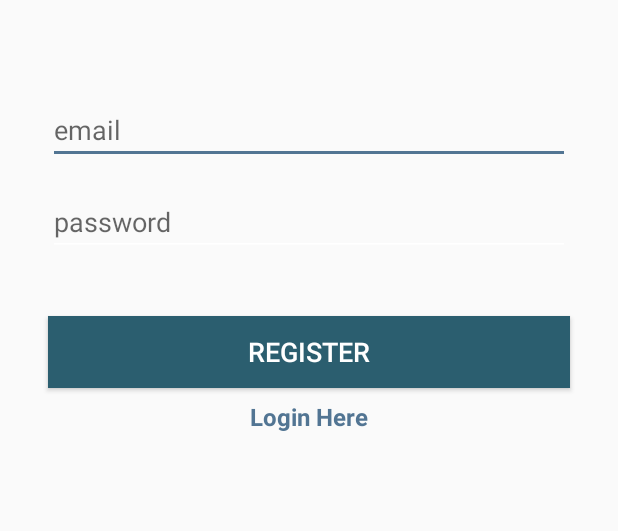
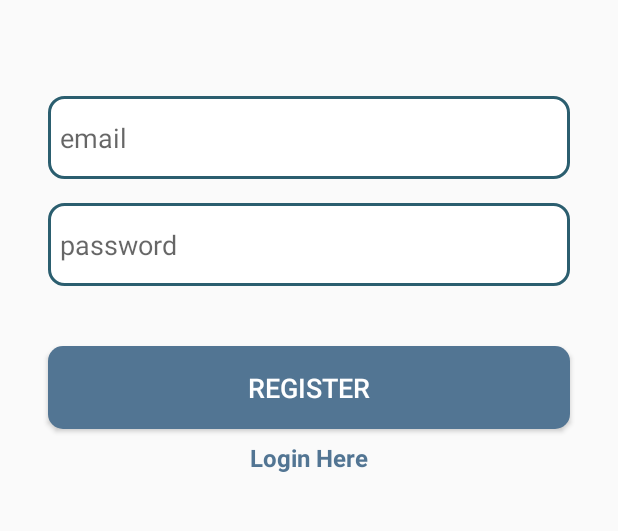
Before and after one commit to Purvik/UserManagementDemo, an Android app: the RegisterActivity screen opened directly, with no data from a screen before it, on a phone screen of 412 x 824 dp, the part 338-869 px from its top. Run offline under Robolectric (Android 15) with nearby library versions, the phone set to English and light mode, and no system bars; our stand-ins replace Firebase (no records; nobody signed in at launch, a user with empty details on screens opened directly).

Commit message:
Custom Background for EditText and Button

```diff
--- /dev/null
+++ b/app/src/main/res/drawable/btn_custom_bg.xml
@@ -0,0 +1,10 @@
+<?xml version="1.0" encoding="utf-8"?>
+<shape xmlns:android="http://schemas.android.com/apk/res/android"
+    android:shape="rectangle">
+    <solid android:color="@color/colorAccent" />
+    <corners
+        android:bottomLeftRadius="10dp"
+        android:bottomRightRadius="10dp"
+        android:topLeftRadius="10dp"
+        android:topRightRadius="10dp" />
+</shape>
--- /dev/null
+++ b/app/src/main/res/drawable/edt_custom_bg.xml
@@ -0,0 +1,20 @@
+<?xml version="1.0" encoding="utf-8"?>
+<shape xmlns:android="http://schemas.android.com/apk/res/android"
+    android:shape="rectangle">
+    <solid android:color="@android:color/white" />
+    <padding
+        android:left="8dp"
+        android:right="8dp"
+        android:top="4dp"
+        android:bottom="4dp"/>
+    <stroke
+        android:color="@color/colorPrimaryDark"
+        android:width="2dp"/>
+    <corners
+        android:bottomLeftRadius="10dp"
+        android:bottomRightRadius="10dp"
+        android:topLeftRadius="10dp"
+        android:topRightRadius="10dp" />
+    <size
+        android:height="55dp"/>
+</shape>
--- a/app/src/main/res/layout/activity_forgot_password.xml
+++ b/app/src/main/res/layout/activity_forgot_password.xml
@@ -25,6 +25,7 @@
         android:layout_marginStart="32dp"
         android:layout_marginTop="64dp"
         android:layout_marginEnd="32dp"
+        android:background="@drawable/edt_custom_bg"
         android:ems="10"
         android:hint="@string/hint_email"
         android:inputType="textEmailAddress"
@@ -35,12 +36,12 @@
     <Button
         android:id="@+id/btnSendEmail"
         android:layout_width="0dp"
-        android:layout_height="44dp"
+        android:layout_height="55dp"
         android:layout_marginTop="32dp"
-        android:background="@color/colorPrimaryDark"
+        android:background="@drawable/btn_custom_bg"
         android:text="@string/label_send_email"
+        android:textColor="@android:color/white"
         android:textSize="18sp"
-        android:textColor="@android:color/white"
         app:layout_constraintEnd_toEndOf="@+id/edtEmail"
         app:layout_constraintStart_toStartOf="@+id/edtEmail"
         app:layout_constraintTop_toBottomOf="@+id/edtEmail" />
--- a/app/src/main/res/layout/activity_login.xml
+++ b/app/src/main/res/layout/activity_login.xml
@@ -25,6 +25,7 @@
         android:layout_marginStart="32dp"
         android:layout_marginTop="64dp"
         android:layout_marginEnd="32dp"
+        android:background="@drawable/edt_custom_bg"
         android:ems="10"
         android:hint="@string/hint_email"
         android:inputType="textEmailAddress"
@@ -37,6 +38,7 @@
         android:layout_width="0dp"
         android:layout_height="wrap_content"
         android:layout_marginTop="16dp"
+        android:background="@drawable/edt_custom_bg"
         android:ems="10"
         android:hint="@string/hint_password"
         android:inputType="textPassword"
@@ -47,12 +49,12 @@
     <Button
         android:id="@+id/btnLogin"
         android:layout_width="0dp"
-        android:layout_height="44dp"
+        android:layout_height="55dp"
         android:layout_marginTop="40dp"
-        android:background="@color/colorPrimaryDark"
+        android:background="@drawable/btn_custom_bg"
         android:text="@string/label_login"
+        android:textColor="@android:color/white"
         android:textSize="18sp"
-        android:textColor="@android:color/white"
         app:layout_constraintEnd_toEndOf="@+id/edtPassword"
         app:layout_constraintStart_toStartOf="@+id/edtPassword"
         app:layout_constraintTop_toBottomOf="@+id/edtPassword" />
@@ -62,6 +64,7 @@
         android:layout_width="wrap_content"
         android:layout_height="wrap_content"
         android:layout_marginTop="8dp"
+        android:layout_marginEnd="8dp"
         android:text="@string/label_new_user"
         android:textColor="@color/colorAccent"
         android:textSize="16sp"
@@ -73,6 +76,7 @@
         android:id="@+id/tvForgotPassword"
         android:layout_width="wrap_content"
         android:layout_height="wrap_content"
+        android:layout_marginStart="8dp"
         android:layout_marginTop="8dp"
         android:text="@string/label_forgot_password"
         android:textColor="@color/colorAccent"
--- a/app/src/main/res/layout/activity_register.xml
+++ b/app/src/main/res/layout/activity_register.xml
@@ -25,6 +25,7 @@
         android:layout_marginStart="32dp"
         android:layout_marginTop="64dp"
         android:layout_marginEnd="32dp"
+        android:background="@drawable/edt_custom_bg"
         android:ems="10"
         android:hint="@string/hint_email"
         android:inputType="textEmailAddress"
@@ -37,6 +38,7 @@
         android:layout_width="0dp"
         android:layout_height="wrap_content"
         android:layout_marginTop="16dp"
+        android:background="@drawable/edt_custom_bg"
         android:ems="10"
         android:hint="@string/hint_password"
         android:inputType="textPassword"
@@ -47,12 +49,12 @@
     <Button
         android:id="@+id/btnRegister"
         android:layout_width="0dp"
-        android:layout_height="wrap_content"
+        android:layout_height="55dp"
         android:layout_marginTop="40dp"
-        android:background="@color/colorPrimaryDark"
+        android:background="@drawable/btn_custom_bg"
         android:text="@string/label_register"
+        android:textColor="@android:color/white"
         android:textSize="18sp"
-        android:textColor="@android:color/white"
         app:layout_constraintEnd_toEndOf="@+id/edtPassword"
         app:layout_constraintStart_toStartOf="@+id/edtPassword"
         app:layout_constraintTop_toBottomOf="@+id/edtPassword" />
```
